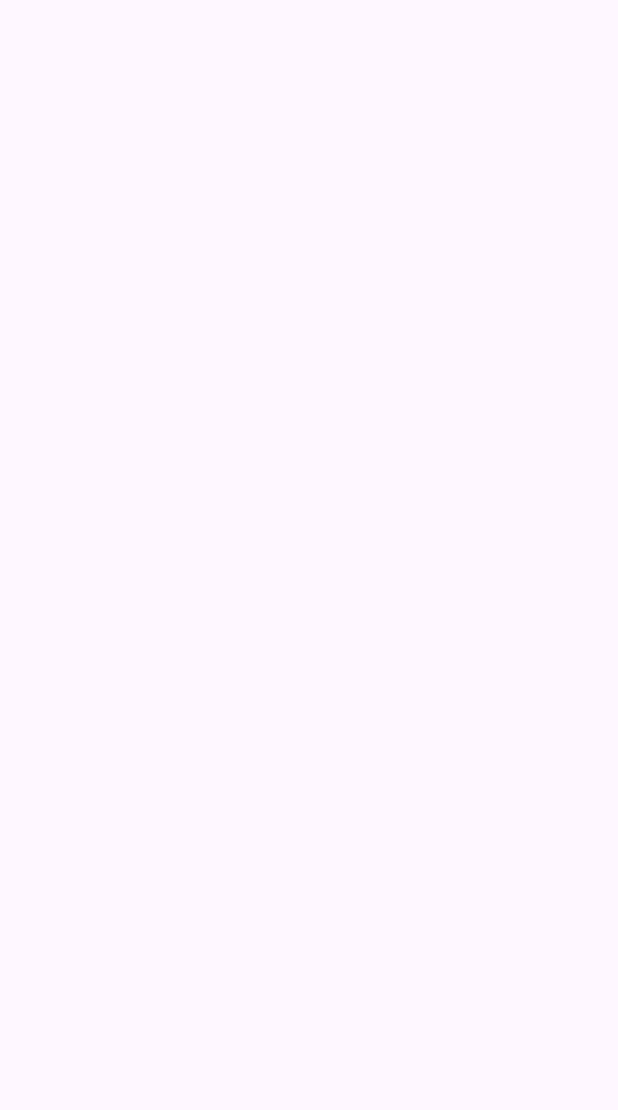
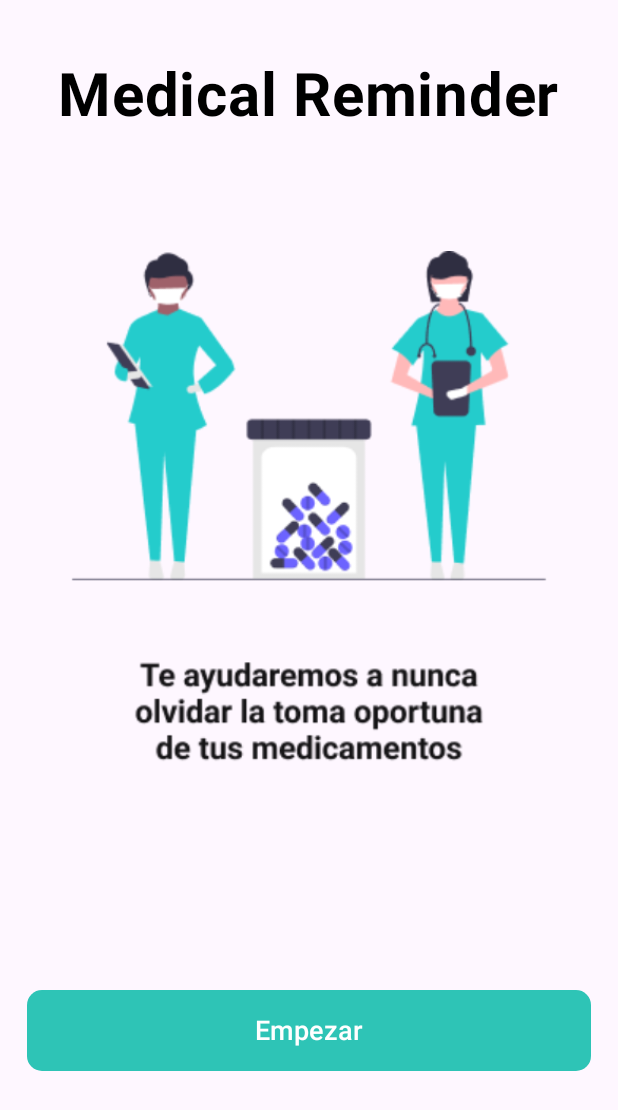
Before and after one commit to juandata-dev/medical-app-reminder, an Android app built with Jetpack Compose: the screen it shows after launch (MainActivity), on a phone screen of 412 x 824 dp. Before the commit the part shown is empty. Shown: the top 1110 px of the screen. Run offline under Robolectric (Android 15) with nearby library versions, the phone set to English and light mode, and no system bars.

Commit message:
feat: add Start screen

```diff
--- a/app/src/main/java/com/example/medicalreminderapp/MainActivity.kt
+++ b/app/src/main/java/com/example/medicalreminderapp/MainActivity.kt
@@ -23,8 +23,20 @@ class MainActivity : ComponentActivity() {
                     modifier = Modifier.fillMaxSize(),
                     color = MaterialTheme.colorScheme.background
                 ) {
+                    Router(rememberNavController())
                 }
             }
         }
     }
 }
+
+@Composable
+fun Router(navController: NavHostController) {
+    NavHost(navController = navController, startDestination = "start") {
+        composable("start") {
+            StartScreen {
+                navController.navigate("login")
+            }
+        }
+    }
+}
--- /dev/null
+++ b/app/src/main/java/com/example/medicalreminderapp/StartScreen.kt
@@ -0,0 +1,99 @@
+package com.example.medicalreminderapp
+
+import androidx.compose.foundation.Image
+import androidx.compose.foundation.layout.Arrangement
+import androidx.compose.foundation.layout.Column
+import androidx.compose.foundation.layout.fillMaxHeight
+import androidx.compose.foundation.layout.fillMaxSize
+import androidx.compose.foundation.layout.fillMaxWidth
+import androidx.compose.foundation.layout.height
+import androidx.compose.foundation.layout.padding
+import androidx.compose.foundation.shape.RoundedCornerShape
+import androidx.compose.material3.Button
+import androidx.compose.material3.ButtonDefaults
+import androidx.compose.material3.ExperimentalMaterial3Api
+import androidx.compose.material3.Scaffold
+import androidx.compose.material3.Text
+import androidx.compose.runtime.Composable
+import androidx.compose.ui.Alignment
+import androidx.compose.ui.Modifier
+import androidx.compose.ui.graphics.Color
+import androidx.compose.ui.res.colorResource
+import androidx.compose.ui.res.painterResource
+import androidx.compose.ui.text.font.FontStyle
+import androidx.compose.ui.text.font.FontWeight
+import androidx.compose.ui.unit.Dp
+import androidx.compose.ui.unit.dp
+import androidx.compose.ui.unit.sp
+
+@OptIn(ExperimentalMaterial3Api::class)
+@Composable
+fun StartScreen(
+    navToLogin: () -> Unit
+) {
+    Scaffold(
+        modifier = Modifier.fillMaxSize(),
+        topBar = { },
+        content = { innerPadding ->
+            Column(
+                modifier = Modifier
+                    .fillMaxSize()
+                    .padding(innerPadding)
+                    .padding(start = 8.dp, end = 8.dp, top = 40.dp, bottom = 110.dp),
+                verticalArrangement = Arrangement.SpaceBetween
+            ) {
+                HeaderIntroStartScreen()
+                ImageDoctors()
+                StartButton(loginEnable = true, navToLogin = navToLogin)
+            }
+        }
+    )
+}
+
+@Composable
+fun HeaderIntroStartScreen() {
+    Column(modifier = Modifier.fillMaxWidth(), horizontalAlignment = Alignment.CenterHorizontally) {
+        Text(
+            "Medical Reminder",
+            color = Color.Black,
+            fontWeight = FontWeight.Bold,
+            fontStyle = FontStyle.Normal,
+            fontSize = 40.sp
+        )
+    }
+}
+
+@Composable
+fun ImageDoctors() {
+    Image(
+        modifier = Modifier
+            .fillMaxWidth()
+            .fillMaxHeight(0.8f),
+        painter = painterResource(id = R.drawable.intro1),
+        contentDescription = null
+    )
+}
+
+@Composable
+fun StartButton(
+    loginEnable: Boolean,
+    enabledBackgroundColor: Color = colorResource(id = R.color.light_green),
+    enabledTextColor: Color = colorResource(id = R.color.white),
+    cornerRadius: Dp = 10.dp,
+    navToLogin: () -> Unit
+) {
+    Button(
+        onClick = navToLogin, enabled = loginEnable, modifier = Modifier
+            .fillMaxWidth()
+            .height(54.dp)
+            .padding(start = 10.dp, end = 10.dp),
+        shape = RoundedCornerShape(cornerRadius),
+        colors = ButtonDefaults.buttonColors(
+            containerColor = enabledBackgroundColor,
+            contentColor = enabledTextColor,
+        )
+    )
+    {
+        Text("Empezar", fontSize = 18.sp)
+    }
+}
```
